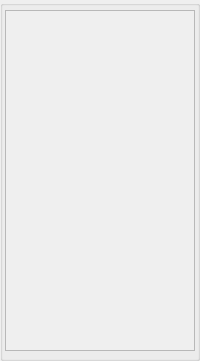
This is src/OpenCOVER/DrivingSim/oddlot/src/settings/widgets/oscObjectsettings.ui in hlrs-vis/covise as Qt 5 draws it before an edit. The edited form follows.
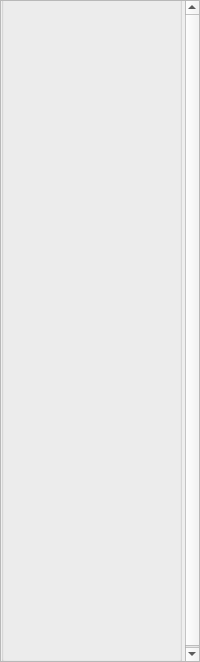
This is the edited form.

Patch:
```diff
--- a/src/OpenCOVER/DrivingSim/oddlot/src/settings/widgets/oscObjectsettings.ui
+++ b/src/OpenCOVER/DrivingSim/oddlot/src/settings/widgets/oscObjectsettings.ui
@@ -7,7 +7,7 @@
     <x>0</x>
     <y>0</y>
     <width>200</width>
-    <height>361</height>
+    <height>662</height>
    </rect>
   </property>
   <property name="sizePolicy">
@@ -46,47 +46,81 @@
     <number>0</number>
    </property>
    <item row="0" column="0">
-    <widget class="QGroupBox" name="objectGroupBox">
+    <widget class="QScrollArea" name="scrollArea">
      <property name="sizePolicy">
-      <sizepolicy hsizetype="Preferred" vsizetype="Preferred">
+      <sizepolicy hsizetype="Expanding" vsizetype="Expanding">
        <horstretch>0</horstretch>
        <verstretch>0</verstretch>
       </sizepolicy>
      </property>
-     <property name="title">
-      <string/>
+     <property name="verticalScrollBarPolicy">
+      <enum>Qt::ScrollBarAlwaysOn</enum>
      </property>
-     <layout class="QGridLayout" name="objectGridLayout">
-      <property name="leftMargin">
-       <number>4</number>
+     <property name="horizontalScrollBarPolicy">
+      <enum>Qt::ScrollBarAlwaysOff</enum>
+     </property>
+     <property name="widgetResizable">
+      <bool>true</bool>
+     </property>
+     <widget class="QWidget" name="scrollAreaWidgetContents">
+      <property name="geometry">
+       <rect>
+        <x>0</x>
+        <y>0</y>
+        <width>200</width>
+        <height>662</height>
+       </rect>
       </property>
-      <property name="rightMargin">
-       <number>4</number>
+      <property name="minimumSize">
+       <size>
+        <width>200</width>
+        <height>662</height>
+       </size>
       </property>
-      <item row="1" column="0" colspan="2">
-       <widget class="QScrollArea" name="scrollArea">
-        <property name="verticalScrollBarPolicy">
-         <enum>Qt::ScrollBarAsNeeded</enum>
+      <widget class="QGroupBox" name="oscGroupBox">
+       <property name="geometry">
+        <rect>
+         <x>0</x>
+         <y>-10</y>
+         <width>181</width>
+         <height>671</height>
+        </rect>
+       </property>
+       <property name="minimumSize">
+        <size>
+         <width>2</width>
+         <height>0</height>
+        </size>
+       </property>
+       <property name="title">
+        <string/>
+       </property>
+       <widget class="QWidget" name="gridLayoutWidget">
+        <property name="geometry">
+         <rect>
+          <x>10</x>
+          <y>10</y>
+          <width>160</width>
+          <height>641</height>
+         </rect>
         </property>
-        <property name="horizontalScrollBarPolicy">
-         <enum>Qt::ScrollBarAlwaysOff</enum>
-        </property>
-        <property name="widgetResizable">
-         <bool>true</bool>
-        </property>
-        <widget class="QWidget" name="scrollAreaWidgetContents">
-         <property name="geometry">
-          <rect>
-           <x>0</x>
-           <y>0</y>
-           <width>188</width>
-           <height>339</height>
-          </rect>
+        <layout class="QGridLayout" name="objectGridLayout">
+         <property name="leftMargin">
+          <number>4</number>
          </property>
-        </widget>
+         <property name="topMargin">
+          <number>9</number>
+         </property>
+         <property name="rightMargin">
+          <number>4</number>
+         </property>
+         <property name="bottomMargin">
+          <number>9</number>
+         </property>
+        </layout>
        </widget>
-      </item>
-     </layout>
+      </widget>
+     </widget>
     </widget>
    </item>
   </layout>
```
Left out of the diff: 2 changed lines with no effect on the pictures.
